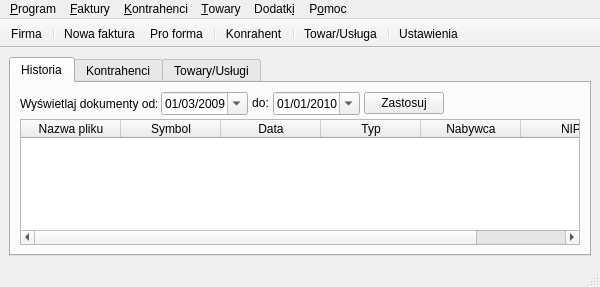
Above: ui/MainWindow.ui from juliagoda/qfaktury before the change. Below: the same form after it.
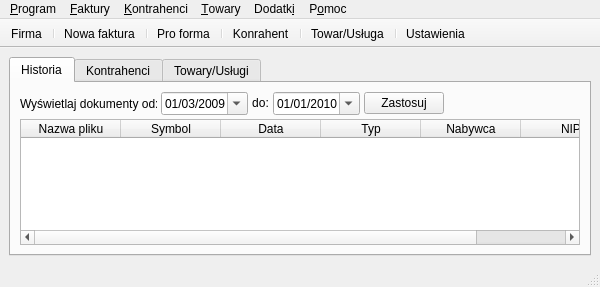
That is the form after the change. Icons and pictures are not drawn.

```diff
--- a/ui/MainWindow.ui
+++ b/ui/MainWindow.ui
@@ -496,6 +496,7 @@
    <addaction name="plikDane_firmyAction"/>
    <addaction name="separator"/>
    <addaction name="fakturyDodajAction"/>
+   <addaction name="separator"/>
    <addaction name="fakturyPFormaAction"/>
    <addaction name="separator"/>
    <addaction name="kontrahenciDodajAction"/>
```
Left out of the diff: 32 changed lines with no effect on the pictures.
